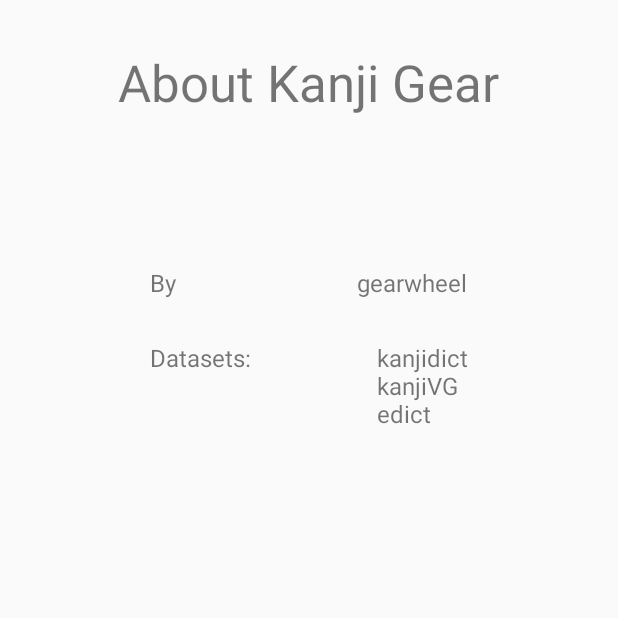
After one commit to gearwheel01/KanjiGear, an Android app: the About screen opened directly, with no data from a screen before it, on a phone screen of 412 x 824 dp, the top half of it. The commit adds this screen. Run offline under Robolectric (Android 15) with nearby library versions, the phone set to English and light mode, and no system bars; network calls fail.

Commit message:
small layout changes, save writing index for words

```diff
--- a/KanjiGear/app/src/main/AndroidManifest.xml
+++ b/KanjiGear/app/src/main/AndroidManifest.xml
@@ -9,6 +9,9 @@
         android:roundIcon="@mipmap/ic_launcher_round"
         android:supportsRtl="true"
         android:theme="@style/Theme.KanjiGear">
+        <activity
+            android:name=".About"
+            android:exported="false" />
         <activity
             android:name=".views.lesson.SelfCorrection"
             android:exported="false" />
--- /dev/null
+++ b/KanjiGear/app/src/main/java/com/example/kanjigear/About.java
@@ -0,0 +1,14 @@
+package com.example.kanjigear;
+
+import androidx.appcompat.app.AppCompatActivity;
+
+import android.os.Bundle;
+
+public class About extends AppCompatActivity {
+
+    @Override
+    protected void onCreate(Bundle savedInstanceState) {
+        super.onCreate(savedInstanceState);
+        setContentView(R.layout.activity_about);
+    }
+}
--- a/KanjiGear/app/src/main/java/com/example/kanjigear/dataModels/Sentence.java
+++ b/KanjiGear/app/src/main/java/com/example/kanjigear/dataModels/Sentence.java
@@ -91,11 +91,11 @@ public class Sentence {
                 ret += c;
             } else {
                 if (hide) {
-                    ret += "_";
+                    ret += "〇";
                 } else {
                     if (c == untilKanji) {
                         hide = true;
-                        ret += "_";
+                        ret += "〇";
                     } else {
                         ret += c;
                     }
--- a/KanjiGear/app/src/main/java/com/example/kanjigear/dataModels/Word.java
+++ b/KanjiGear/app/src/main/java/com/example/kanjigear/dataModels/Word.java
@@ -124,11 +124,11 @@ public class Word {
                 ret += c;
             } else {
                 if (hide) {
-                    ret += "_";
+                    ret += "〇";
                 } else {
                     if (c == untilKanji) {
                         hide = true;
-                        ret += "_";
+                        ret += "〇";
                     } else {
                         ret += c;
                     }
--- a/KanjiGear/app/src/main/java/com/example/kanjigear/db/DatabaseOpenHelper.java
+++ b/KanjiGear/app/src/main/java/com/example/kanjigear/db/DatabaseOpenHelper.java
@@ -139,4 +139,7 @@ public class DatabaseOpenHelper extends SQLiteOpenHelper {
     public void update(String table, ContentValues values, String idName, String id) {
         myDb.update(table, values, idName + "= '" + id + "'", null);
     }
+    public void update(String table, ContentValues values, String idName1, String id1, String idName2, String id2) {
+        myDb.update(table, values, idName1 + " = '" + id1 + "' AND " + idName2 + " = '" + id2 + "'", null);
+    }
 }
--- a/KanjiGear/app/src/main/java/com/example/kanjigear/views/components/SentenceView.java
+++ b/KanjiGear/app/src/main/java/com/example/kanjigear/views/components/SentenceView.java
@@ -75,6 +75,7 @@ public class SentenceView extends AppCompatActivity {
         Intent intent = new Intent(this, WordView.class);
         intent.putExtra("WID", w.getWID());
         intent.putExtra("writingIndex", w.getSentenceWritingIndex());
+        intent.putExtra("SID", sentence.getSID());
         if (getIntent().hasExtra("SLID")) {
             intent.putExtra("SLID", getIntent().getStringExtra("SLID"));
         }
--- a/KanjiGear/app/src/main/java/com/example/kanjigear/views/lesson/DrawKanji.java
+++ b/KanjiGear/app/src/main/java/com/example/kanjigear/views/lesson/DrawKanji.java
@@ -215,7 +215,8 @@ public class DrawKanji extends AppCompatActivity {
             ArrayList<Word> words = sentence.getWords();
             int ret = 0;
             for (int i = 0; i < words.size(); i += 1) {
-                ret += words.get(i).getKanjiInWord(writingIndex).size();
+                int wi = words.get(i).getSentenceWritingIndex();
+                ret += words.get(i).getKanjiInWord(wi).size();
             }
             return ret;
         }
--- /dev/null
+++ b/KanjiGear/app/src/main/res/layout/activity_about.xml
@@ -0,0 +1,68 @@
+<?xml version="1.0" encoding="utf-8"?>
+<androidx.constraintlayout.widget.ConstraintLayout xmlns:android="http://schemas.android.com/apk/res/android"
+    xmlns:app="http://schemas.android.com/apk/res-auto"
+    xmlns:tools="http://schemas.android.com/tools"
+    android:layout_width="match_parent"
+    android:layout_height="match_parent"
+    tools:context=".About">
+
+    <TextView
+        android:id="@+id/textView9"
+        android:layout_width="wrap_content"
+        android:layout_height="wrap_content"
+        android:layout_marginStart="100dp"
+        android:layout_marginTop="100dp"
+        android:text="By"
+        android:textSize="16sp"
+        app:layout_constraintStart_toStartOf="parent"
+        app:layout_constraintTop_toBottomOf="@+id/textView6" />
+
+    <TextView
+        android:id="@+id/textView10"
+        android:layout_width="wrap_content"
+        android:layout_height="wrap_content"
+        android:layout_marginTop="100dp"
+        android:layout_marginEnd="100dp"
+        android:text="gearwheel"
+        android:textSize="16sp"
+        app:layout_constraintEnd_toEndOf="parent"
+        app:layout_constraintHorizontal_bias="1.0"
+        app:layout_constraintStart_toStartOf="parent"
+        app:layout_constraintTop_toBottomOf="@+id/textView6" />
+
+    <TextView
+        android:id="@+id/textView6"
+        android:layout_width="wrap_content"
+        android:layout_height="wrap_content"
+        android:layout_marginTop="32dp"
+        android:text="About Kanji Gear"
+        android:textSize="34sp"
+        app:layout_constraintEnd_toEndOf="parent"
+        app:layout_constraintHorizontal_bias="0.498"
+        app:layout_constraintStart_toStartOf="parent"
+        app:layout_constraintTop_toTopOf="parent" />
+
+    <TextView
+        android:id="@+id/textView7"
+        android:layout_width="wrap_content"
+        android:layout_height="wrap_content"
+        android:layout_marginStart="100dp"
+        android:layout_marginTop="150dp"
+        android:text="Datasets:"
+        android:textSize="16sp"
+        app:layout_constraintStart_toStartOf="parent"
+        app:layout_constraintTop_toBottomOf="@+id/textView6" />
+
+    <TextView
+        android:id="@+id/textView8"
+        android:layout_width="wrap_content"
+        android:layout_height="wrap_content"
+        android:layout_marginTop="150dp"
+        android:layout_marginEnd="100dp"
+        android:text="kanjidict\nkanjiVG\nedict"
+        android:textSize="16sp"
+        app:layout_constraintEnd_toEndOf="parent"
+        app:layout_constraintHorizontal_bias="1.0"
+        app:layout_constraintStart_toStartOf="parent"
+        app:layout_constraintTop_toBottomOf="@+id/textView6" />
+</androidx.constraintlayout.widget.ConstraintLayout>
--- a/KanjiGear/app/src/main/res/layout/activity_study_list_details.xml
+++ b/KanjiGear/app/src/main/res/layout/activity_study_list_details.xml
@@ -35,7 +35,7 @@
         android:id="@+id/listViewTab"
         android:layout_width="409dp"
         android:layout_height="wrap_content"
-        android:layout_marginTop="8dp"
+        android:layout_marginTop="4dp"
         app:layout_constraintEnd_toEndOf="parent"
         app:layout_constraintStart_toStartOf="parent"
         app:layout_constraintTop_toBottomOf="@+id/listViewActivate">
```
Also changed, not shown: KanjiGear/app/src/main/java/com/example/kanjigear/db/DatabaseContentLoader.java (+24 -0 lines), KanjiGear/app/src/main/java/com/example/kanjigear/views/MainActivity.java (+11 -0 lines), KanjiGear/app/src/main/java/com/example/kanjigear/views/components/WordView.java (+11 -0 lines), KanjiGear/app/src/main/java/com/example/kanjigear/views/lesson/LessonBuilder.java (added, +43 -0 lines), KanjiGear/app/src/main/java/com/example/kanjigear/views/studyLists/StudyListDetails.java (+3 -12 lines), KanjiGear/app/src/main/res/layout/activity_dictionary.xml (+41 -6 lines), KanjiGear/app/src/main/res/layout/activity_main.xml (+9 -7 lines).
